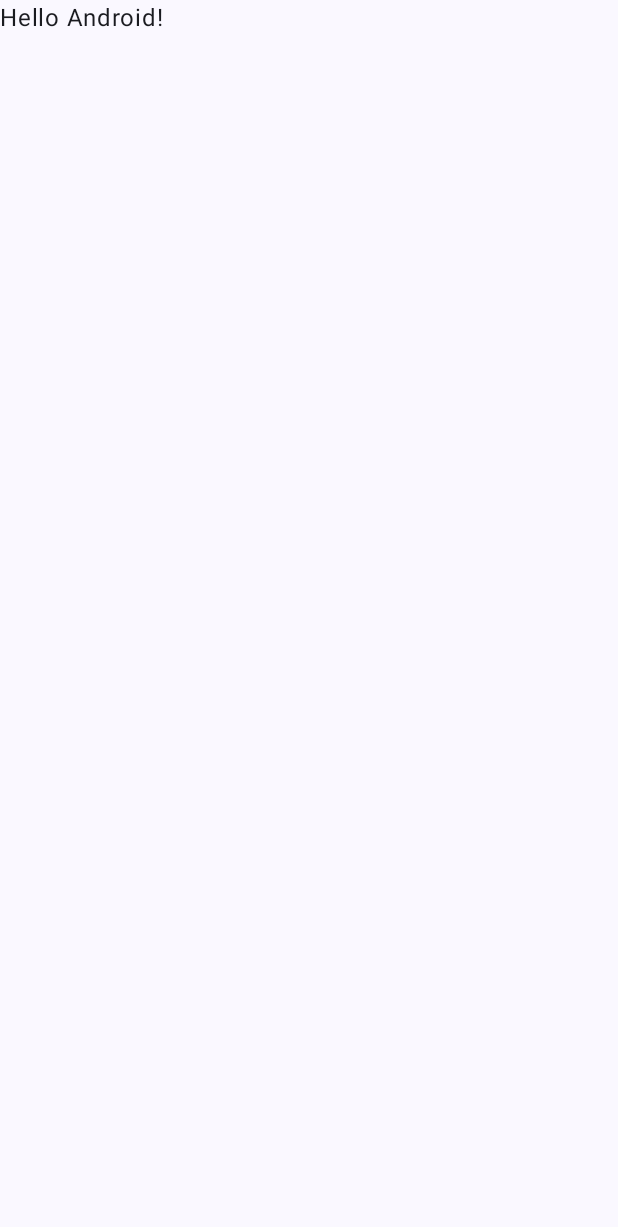
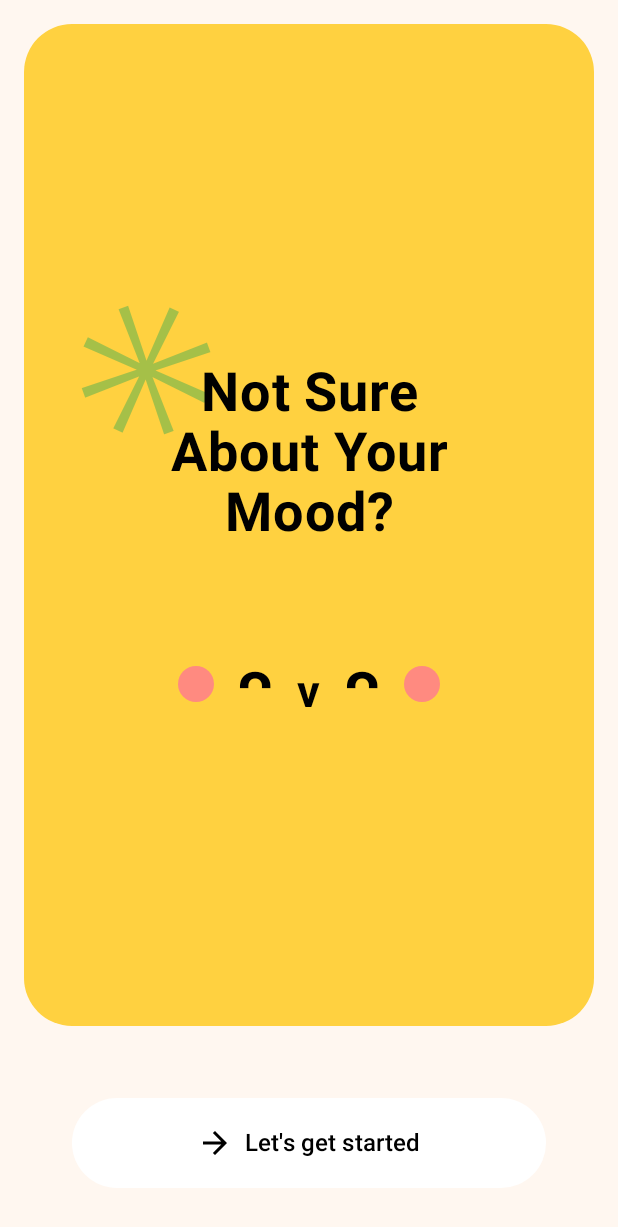
Before and after one commit to Binsent0-0/MoodTracker, an Android app built with Jetpack Compose: the screen it shows after launch (MainActivity), on a phone screen of 412 x 824 dp. Before the commit the part shown is almost empty. Shown: the top 1227 px of the screen. Run offline under Robolectric (Android 15) with nearby library versions, the phone set to English and light mode, and no system bars.

Commit message:
Add LoginActivity and mood icons, update MainActivity and AndroidManifest

```diff
--- a/app/src/main/AndroidManifest.xml
+++ b/app/src/main/AndroidManifest.xml
@@ -22,6 +22,12 @@
                 <category android:name="android.intent.category.LAUNCHER" />
             </intent-filter>
         </activity>
+        <activity
+            android:name=".LoginActivity"
+            android:exported="false"
+            android:label="Login"
+            android:theme="@style/Theme.MoodTracker">
+        </activity>
     </application>
 
 </manifest>
--- a/app/src/main/java/com/example/moodtracker/MainActivity.kt
+++ b/app/src/main/java/com/example/moodtracker/MainActivity.kt
@@ -1,16 +1,29 @@
 package com.example.moodtracker
 
+import android.content.Intent
 import android.os.Bundle
 import androidx.activity.ComponentActivity
 import androidx.activity.compose.setContent
 import androidx.activity.enableEdgeToEdge
-import androidx.compose.foundation.layout.fillMaxSize
-import androidx.compose.foundation.layout.padding
-import androidx.compose.material3.Scaffold
-import androidx.compose.material3.Text
+import androidx.compose.foundation.background
+import androidx.compose.foundation.layout.*
+import androidx.compose.foundation.shape.CircleShape
+import androidx.compose.foundation.shape.RoundedCornerShape
+import androidx.compose.material.icons.Icons
+import androidx.compose.material.icons.automirrored.filled.ArrowForward
+import androidx.compose.material3.*
 import androidx.compose.runtime.Composable
+import androidx.compose.ui.Alignment
 import androidx.compose.ui.Modifier
+import androidx.compose.ui.draw.clip
+import androidx.compose.ui.draw.rotate
+import androidx.compose.ui.graphics.Color
+import androidx.compose.ui.platform.LocalContext
+import androidx.compose.ui.text.font.FontWeight
+import androidx.compose.ui.text.style.TextAlign
 import androidx.compose.ui.tooling.preview.Preview
+import androidx.compose.ui.unit.dp
+import androidx.compose.ui.unit.sp
 import com.example.moodtracker.ui.theme.MoodTrackerTheme
 
 class MainActivity : ComponentActivity() {
@@ -19,10 +32,114 @@ class MainActivity : ComponentActivity() {
         enableEdgeToEdge()
         setContent {
             MoodTrackerTheme {
-                Scaffold(modifier = Modifier.fillMaxSize()) { innerPadding ->
-                    Greeting(
-                        name = "Android",
-                        modifier = Modifier.padding(innerPadding)
+                MoodTrackerScreen()
+            }
+        }
+    }
+}
+
+@Composable
+fun MoodTrackerScreen() {
+    val context = LocalContext.current
+    Surface(
+        modifier = Modifier.fillMaxSize(),
+        color = Color(0xFFFFF7F0) // A very light cream color
+    ) {
+        Column(
+            modifier = Modifier.fillMaxSize(),
+            horizontalAlignment = Alignment.CenterHorizontally,
+        ) {
+            Column(
+                modifier = Modifier
+                    .weight(1f)
+                    .fillMaxWidth()
+                    .padding(16.dp)
+                    .clip(RoundedCornerShape(32.dp))
+                    .background(Color(0xFFFFD140)), // Yellow color
+                horizontalAlignment = Alignment.CenterHorizontally,
+                verticalArrangement = Arrangement.Center
+            ) {
+                Box(contentAlignment = Alignment.Center) {
+                    Text(
+                        text = "✳",
+                        fontSize = 120.sp,
+                        color = Color(0xFF4CAF50).copy(alpha = 0.5f),
+                        modifier = Modifier
+                            .offset(x = (-110).dp, y = (-60).dp)
+                            .rotate(-20f)
+                    )
+
+                    Text(
+                        text = "Not Sure\nAbout Your\nMood?",
+                        fontSize = 36.sp,
+                        fontWeight = FontWeight.Bold,
+                        textAlign = TextAlign.Center,
+                        color = Color.Black,
+                        lineHeight = 40.sp
+                    )
+                }
+
+                Spacer(modifier = Modifier.height(48.dp))
+
+                Row(
+                    verticalAlignment = Alignment.CenterVertically,
+                    horizontalArrangement = Arrangement.spacedBy(16.dp)
+                ) {
+                    Box(
+                        modifier = Modifier
+                            .size(24.dp)
+                            .background(Color(0xFFFF8A80), shape = CircleShape)
+                    )
+                    Text(
+                        text = "ᴖ",
+                        fontSize = 40.sp,
+                        fontWeight = FontWeight.Bold,
+                        color = Color.Black,
+                    )
+                    Text(
+                        text = "v",
+                        fontSize = 30.sp,
+                        fontWeight = FontWeight.Bold,
+                        color = Color.Black,
+                        modifier = Modifier.offset(y = 5.dp)
+                    )
+                    Text(
+                        text = "ᴖ",
+                        fontSize = 40.sp,
+                        fontWeight = FontWeight.Bold,
+                        color = Color.Black,
+                    )
+                    Box(
+                        modifier = Modifier
+                            .size(24.dp)
+                            .background(Color(0xFFFF8A80), shape = CircleShape)
+                    )
+                }
+            }
+
+            Button(
+                onClick = { context.startActivity(Intent(context, LoginActivity::class.java)) },
+                modifier = Modifier
+                    .fillMaxWidth()
+                    .padding(horizontal = 48.dp, vertical = 32.dp)
+                    .height(60.dp),
+                shape = RoundedCornerShape(30.dp),
+                colors = ButtonDefaults.buttonColors(containerColor = Color(0xFFFFFFFF))
+            ) {
+                Row(
+                    verticalAlignment = Alignment.CenterVertically
+                ) {
+                    Icon(
+                        Icons.AutoMirrored.Filled.ArrowForward,
+                        contentDescription = null,
+                        tint = Color.Black
+                    )
+                    Spacer(modifier = Modifier.width(8.dp))
+                    Text(
+                        text = "Let's get started",
+                        color = Color.Black,
+                        fontSize = 16.sp,
+                        fontWeight = FontWeight.SemiBold
                     )
                 }
             }
@@ -30,18 +147,10 @@ class MainActivity : ComponentActivity() {
     }
 }
 
+@Preview(showBackground = true, device = "spec:shape=Normal,width=360,height=640,unit=dp,dpi=480")
 @Composable
-fun Greeting(name: String, modifier: Modifier = Modifier) {
-    Text(
-        text = "Hello $name!",
-        modifier = modifier
-    )
-}
-
-@Preview(showBackground = true)
-@Composable
-fun GreetingPreview() {
+fun MoodTrackerScreenPreview() {
     MoodTrackerTheme {
-        Greeting("Android")
+        MoodTrackerScreen()
     }
 }
```
Also changed, not shown: app/src/main/java/com/example/moodtracker/LoginActivity.kt (added, +134 -0 lines), app/src/main/res/drawable/mood_icons.png (added).
